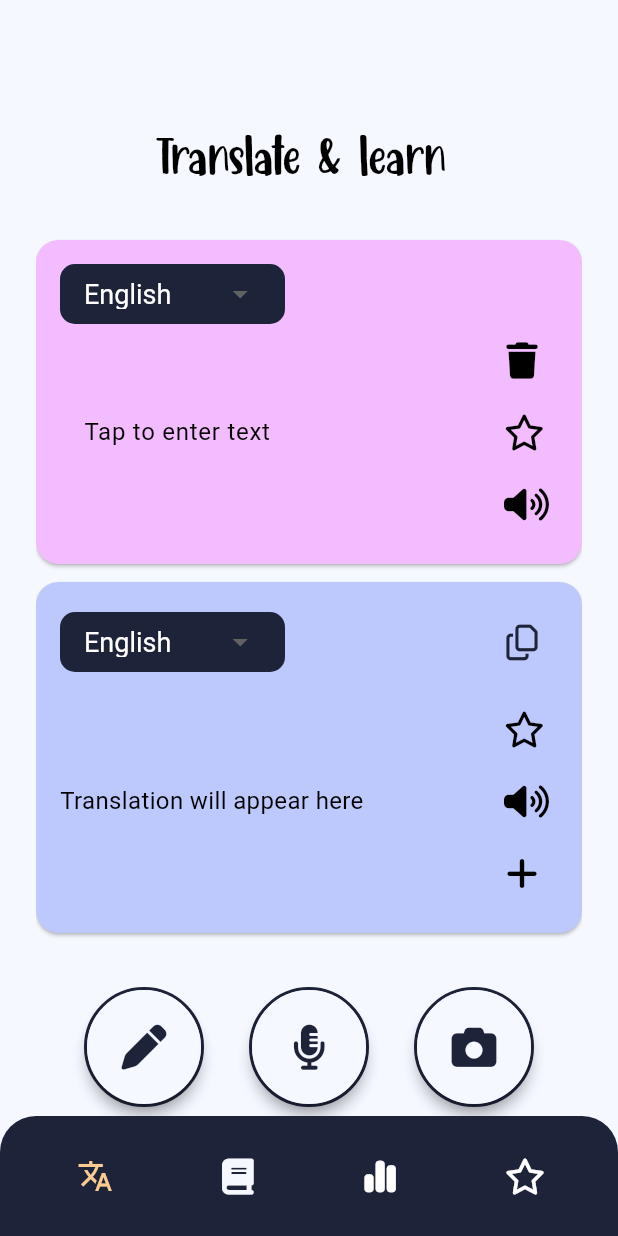
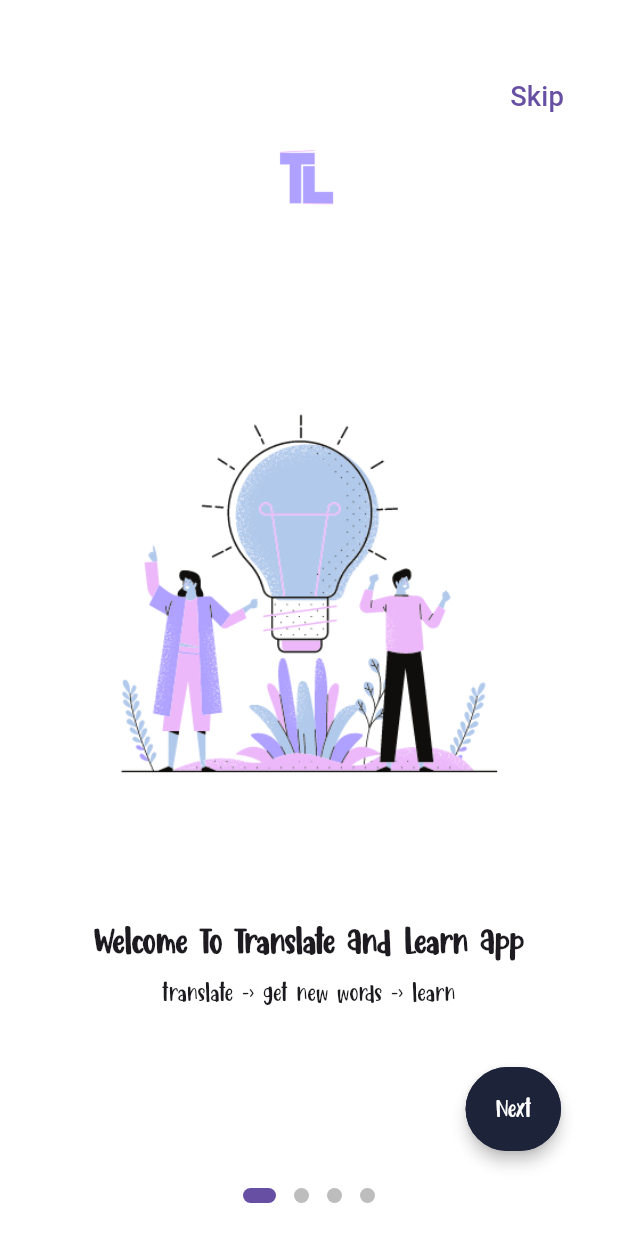
Before and after one commit to yaraFarouk/translateAndLearnApp, a Flutter app: the screen it shows after launch, on a phone screen of 412 x 824 dp. Run offline on Flutter 3.47's test engine with Material 3 defaults, Android fonts, the phone set to English and light mode, and no system bars; drawn by our look-alikes of introduction_screen; our stand-ins replace bloc, flutter_bloc, flutter_screenutil, font_awesome_flutter, google_generative_ai, image_picker and 1 more.

Commit message:
add welcome screen

```diff
--- a/lib/cubit/cubit/study_words_cubit.dart
+++ b/lib/cubit/cubit/study_words_cubit.dart
@@ -1,5 +1,4 @@
 import 'package:bloc/bloc.dart';
-import 'package:meta/meta.dart';
 
 part 'study_words_state.dart';
 
--- a/lib/main.dart
+++ b/lib/main.dart
@@ -1,49 +1,68 @@
 import 'package:flutter/material.dart';
 import 'package:flutter_bloc/flutter_bloc.dart';
+import 'package:flutter_screenutil/flutter_screenutil.dart';
 import 'package:google_generative_ai/google_generative_ai.dart';
+import 'package:shared_preferences/shared_preferences.dart';
 import 'package:translate_and_learn_app/cubit/cubit/image_to_text_cubit.dart';
 import 'package:translate_and_learn_app/cubit/gemini_api_cubit.dart';
 import 'package:translate_and_learn_app/views/home_view.dart';
-
+import 'package:translate_and_learn_app/views/welcome_screen.dart';
 import 'package:provider/provider.dart';
 
-void main() {
+void main() async {
   WidgetsFlutterBinding.ensureInitialized();
   const apiKey = 'AIzaSyD2WmRS8KtpHKYi3DvMj_r1C_0-MBXmlPc';
 
   final model = GenerativeModel(model: 'gemini-1.5-flash', apiKey: apiKey);
   final imageModel = GenerativeModel(model: 'gemini-1.5-flash', apiKey: apiKey);
+  final bool hasSeenWelcome = await checkWelcomeScreenSeen();
+
   runApp(TranslateAndLearnApp(
     model: model,
     imageModel: imageModel,
+    hasSeenWelcome: hasSeenWelcome,
   ));
 }
 
+Future<bool> checkWelcomeScreenSeen() async {
+  final prefs = await SharedPreferences.getInstance();
+  return prefs.getBool('hasSeenWelcome') ?? false;
+}
+
 class TranslateAndLearnApp extends StatelessWidget {
-  const TranslateAndLearnApp(
-      {super.key, required this.model, required this.imageModel});
+  const TranslateAndLearnApp({
+    super.key,
+    required this.model,
+    required this.imageModel,
+    required this.hasSeenWelcome,
+  });
+
   final GenerativeModel model;
   final GenerativeModel imageModel;
+  final bool hasSeenWelcome;
+
   @override
   Widget build(BuildContext context) {
-    return MultiProvider(
+    return ScreenUtilInit(
+        designSize: Size(375, 812), // Adjust the design size as needed
+        minTextAdapt: true,
+        builder: (context, child) => MultiProvider(
               providers: [
                 Provider<GenerativeModel>.value(value: model),
                 BlocProvider(
-          create: (context) => GeminiApiCubit(
-            model,
-          ),
+                  create: (context) => GeminiApiCubit(model),
                 ),
                 Provider<GenerativeModel>.value(value: imageModel),
                 BlocProvider(
-          create: (context) => ImageToTextCubit(
-            imageModel,
-          ),
+                  create: (context) => ImageToTextCubit(imageModel),
                 ),
               ],
-      child: const MaterialApp(
-        home: HomePage(),
+              child: MaterialApp(
+                home: hasSeenWelcome
+                    ? const HomePage()
+                    : const OnboardingScreen(),
               ),
-    );
+            ));
   }
 }
+//
--- /dev/null
+++ b/lib/views/welcome_screen.dart
@@ -0,0 +1,214 @@
+import 'package:flutter/material.dart';
+import 'package:introduction_screen/introduction_screen.dart';
+import 'package:shared_preferences/shared_preferences.dart';
+import 'package:flutter_screenutil/flutter_screenutil.dart';
+import 'package:translate_and_learn_app/constants.dart';
+import 'home_view.dart';
+
+class OnboardingScreen extends StatefulWidget {
+  const OnboardingScreen({super.key});
+
+  @override
+  State<OnboardingScreen> createState() => _OnboardingScreenState();
+}
+
+class _OnboardingScreenState extends State<OnboardingScreen> {
+  final introKey = GlobalKey<IntroductionScreenState>();
+  int currentPageIndex = 0;
+
+  @override
+  Widget build(BuildContext context) {
+    return Scaffold(
+      body: Stack(
+        children: [
+          IntroductionScreen(
+            key: introKey,
+            pages: [
+              buildPageViewModel(
+                context,
+                title: "Welcome To Translate And Learn App",
+                body: "translate -> get new words -> learn",
+                imagePath: "assets/images/welcom_logo.png",
+              ),
+              buildPageViewModel(
+                context,
+                title: "Learn New Words",
+                body: "Learn new words every day",
+                imagePath: "assets/images/learn_logo.png",
+              ),
+              buildPageViewModel(
+                context,
+                title: "Track Your Progress",
+                body: "Quiz and get your progress",
+                imagePath: "assets/images/analysis_logo.png",
+              ),
+              buildPageViewModel(
+                context,
+                title: "Get Started",
+                body: "",
+                imagePath: "assets/images/get_start.png",
+                isLastPage: true,
+              ),
+            ],
+            onDone: () async {
+              SharedPreferences prefs = await SharedPreferences.getInstance();
+              await prefs.setBool('hasSeenWelcome', true);
+              Navigator.of(context).pushReplacement(
+                MaterialPageRoute(
+                  builder: (_) => HomePage(),
+                ),
+              );
+            },
+            onSkip: () async {
+              SharedPreferences prefs = await SharedPreferences.getInstance();
+              await prefs.setBool('hasSeenWelcome', true);
+              Navigator.of(context).pushReplacement(
+                MaterialPageRoute(
+                  builder: (_) => const HomePage(),
+                ),
+              );
+            },
+            showSkipButton: false,
+            showNextButton: false,
+            showDoneButton: false,
+            dotsDecorator: const DotsDecorator(
+              size: Size(10.0, 10.0),
+              color: Color(0xFFBDBDBD),
+              activeSize: Size(22.0, 10.0),
+              activeShape: RoundedRectangleBorder(
+                borderRadius: BorderRadius.all(Radius.circular(25.0)),
+              ),
+            ),
+            onChange: (index) {
+              setState(() {
+                currentPageIndex = index;
+              });
+            },
+          ),
+          Positioned(
+            top: 40.h,
+            right: 20.w,
+            child: TextButton(
+              onPressed: () async {
+                SharedPreferences prefs = await SharedPreferences.getInstance();
+                await prefs.setBool('hasSeenWelcome', true);
+                Navigator.of(context).pushReplacement(
+                  MaterialPageRoute(
+                    builder: (_) => const HomePage(),
+                  ),
+                );
+              },
+              child: Text("Skip", style: TextStyle(fontSize: 18.sp)),
+            ),
+          ),
+          if (currentPageIndex != 3) // Check if it's not the last page
+            Positioned(
+              bottom: 40.h,
+              right: 20.w,
+              child: Align(
+                alignment: Alignment.bottomLeft,
+                child: Padding(
+                  padding: const EdgeInsets.all(16.0),
+                  child: FloatingActionButton.extended(
+                    onPressed: () {
+                      // Access the IntroductionScreen controller using the GlobalKey
+                      introKey.currentState?.next();
+                    },
+                    label: const Text(
+                      'Next',
+                      style: TextStyle(fontFamily: 'CookieCrisp'),
+                    ),
+                    heroTag: 'next', // Unique hero tag for the RETURN button
+                    backgroundColor: kAppBarColor, // Match the background color
+                    foregroundColor: Colors.white, // Text and icon color
+                    elevation: 4, // Match the elevation
+                    shape: RoundedRectangleBorder(
+                      borderRadius:
+                          BorderRadius.circular(40.0), // Match the shape
+                      side: const BorderSide(
+                          color: kAppBarColor, width: 2.0), // Match the border
+                    ),
+                  ),
+                ),
+              ),
+            ),
+        ],
+      ),
+    );
+  }
+
+  PageViewModel buildPageViewModel(BuildContext context,
+      {required String title,
+      required String body,
+      required String imagePath,
+      bool isLastPage = false}) {
+    return PageViewModel(
+      titleWidget: Padding(
+        padding: const EdgeInsets.only(top: 50.0),
+        child: Image.asset(
+          "assets/images/logo.png",
+          height: 80.0.h,
+        ),
+      ),
+      bodyWidget: Column(
+        mainAxisAlignment: MainAxisAlignment.center,
+        children: [
+          if (!isLastPage) Image.asset(imagePath, height: 400.h),
+          if (!isLastPage) SizedBox(height: 20.0.h),
+          if (!isLastPage)
+            Text(
+              title,
+              style: TextStyle(
+                fontSize: 20.0.sp,
+                fontWeight: FontWeight.bold,
+                fontFamily: 'CookieCrisp',
+              ),
+              textAlign: TextAlign.center,
+            ),
+          if (!isLastPage) SizedBox(height: 10.0.h),
+          if (!isLastPage)
+            Text(
+              body,
+              style: TextStyle(
+                fontSize: 14.0.sp,
+                fontFamily: 'CookieCrisp',
+              ),
+              textAlign: TextAlign.center,
+            ),
+          if (isLastPage) Image.asset(imagePath, height: 400.h),
+          if (isLastPage)
+            Center(
+              child: ElevatedButton(
+                onPressed: () {
+                  Navigator.of(context).pushReplacement(
+                    MaterialPageRoute(
+                      builder: (_) => const HomePage(),
+                    ),
+                  );
+                },
+                style: ElevatedButton.styleFrom(
+                  backgroundColor: kTranslatorcardColor,
+                  padding:
+                      EdgeInsets.symmetric(horizontal: 50.w, vertical: 15.h),
+                  textStyle: TextStyle(fontSize: 20.sp),
+                ),
+                child: const Text(
+                  'Get Started',
+                  style: TextStyle(
+                    color: kAppBarColor,
+                    fontFamily: 'CookieCrisp',
+                  ),
+                ),
+              ),
+            ),
+        ],
+      ),
+      decoration: const PageDecoration(
+        pageColor: Colors.white,
+        imagePadding: EdgeInsets.zero,
+        bodyFlex: 2,
+        imageFlex: 3,
+      ),
+    );
+  }
+}
--- a/lib/widgets/custom_drop_down_button.dart
+++ b/lib/widgets/custom_drop_down_button.dart
@@ -3,7 +3,6 @@ import 'package:flutter_bloc/flutter_bloc.dart';
 import 'package:translate_and_learn_app/constants.dart';
 import 'package:translate_and_learn_app/cubit/cubit/study_words_cubit.dart';
 import 'package:translate_and_learn_app/cubit/gemini_api_cubit.dart';
-import 'package:translate_and_learn_app/views/study_view.dart';
 
 class CustomDropDownButton extends StatefulWidget {
   const CustomDropDownButton({super.key, required this.translation});
```
Also changed, not shown: lib/views/welcome_screen2.dart (added, +90 -0 lines), lib/views/welcome_screen3.dart (added, +89 -0 lines), lib/views/welcome_screen4.dart (added, +86 -0 lines), lib/views/welcome_screen5.dart (added, +85 -0 lines), pubspec.yaml (+6 -3 lines), assets/images/1.png (added), assets/images/analysis_logo.png (added), assets/images/get_start.png (added), assets/images/learn_logo.png (added), assets/images/logo.png (added), assets/images/logo2.png (added), assets/images/quiz.png (deleted), assets/images/quiz_icon.png (deleted), assets/images/welcom_logo.png (added), 1 more files, 3 other files. Lines whose indentation alone changed are shown as unchanged.
